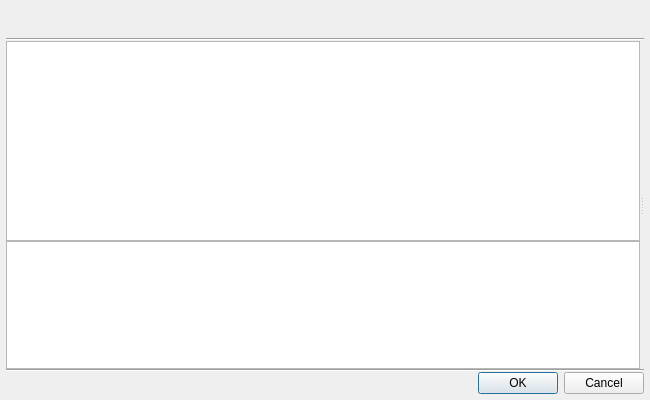
Old version of the form Code/Framework/AzToolsFramework/AzToolsFramework/AssetBrowser/AssetPicker/AssetPickerDialog.ui in the repository o3de/o3de.
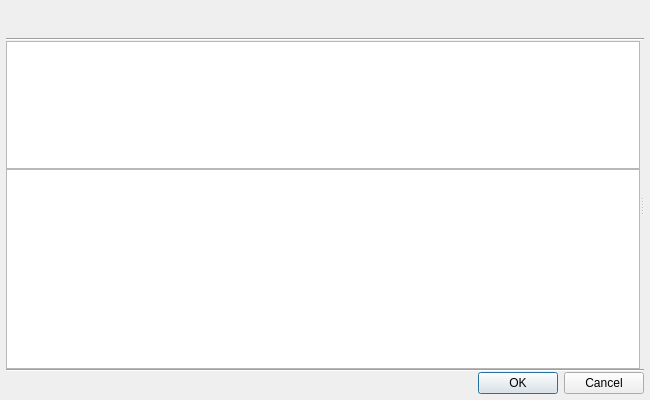
New version of the form. Custom widgets are drawn as their Qt base class.

```diff
--- a/Code/Framework/AzToolsFramework/AzToolsFramework/AssetBrowser/AssetPicker/AssetPickerDialog.ui
+++ b/Code/Framework/AzToolsFramework/AzToolsFramework/AssetBrowser/AssetPicker/AssetPickerDialog.ui
@@ -117,6 +117,9 @@
        <property name="bottomMargin">
         <number>0</number>
        </property>
+       <item>
+        <widget class="AzToolsFramework::AssetBrowser::AssetBrowserTableView" name="m_assetBrowserTableViewWidget"/>
+       </item>
        <item>
         <widget class="AzToolsFramework::AssetBrowser::AssetBrowserTreeView" name="m_assetBrowserTreeViewWidget">
          <property name="sizePolicy">
@@ -142,9 +145,6 @@
          </property>
         </widget>
        </item>
-       <item>
-        <widget class="AzToolsFramework::AssetBrowser::AssetBrowserTableView" name="m_assetBrowserTableViewWidget"/>
-       </item>
       </layout>
      </widget>
      <widget class="QWidget" name="verticalLayoutWidget">
```
